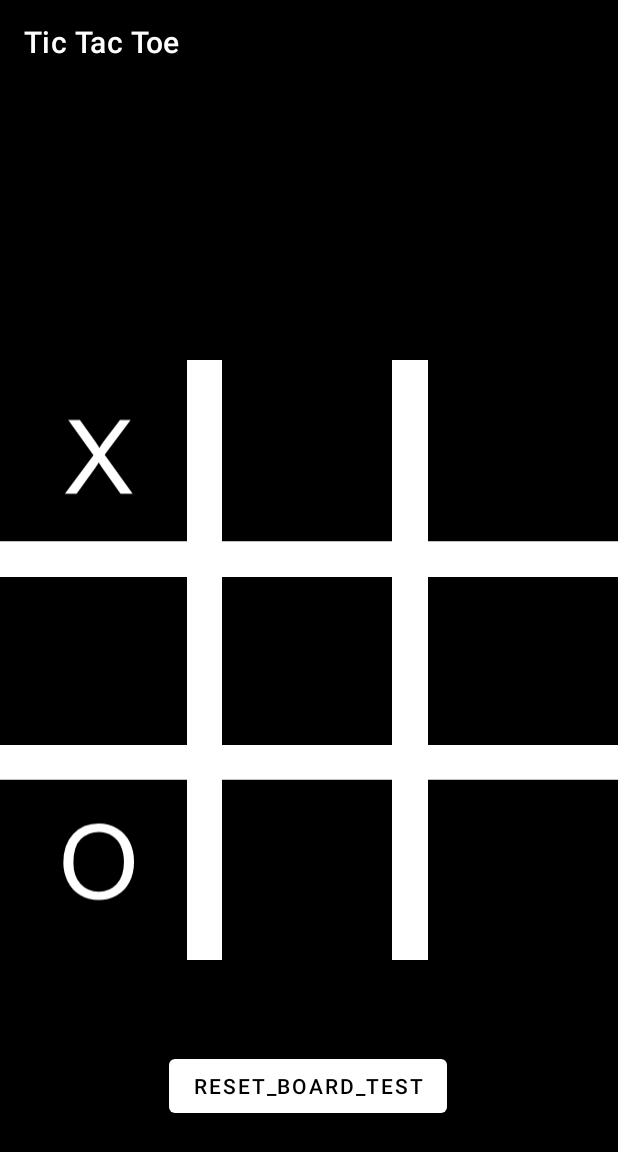
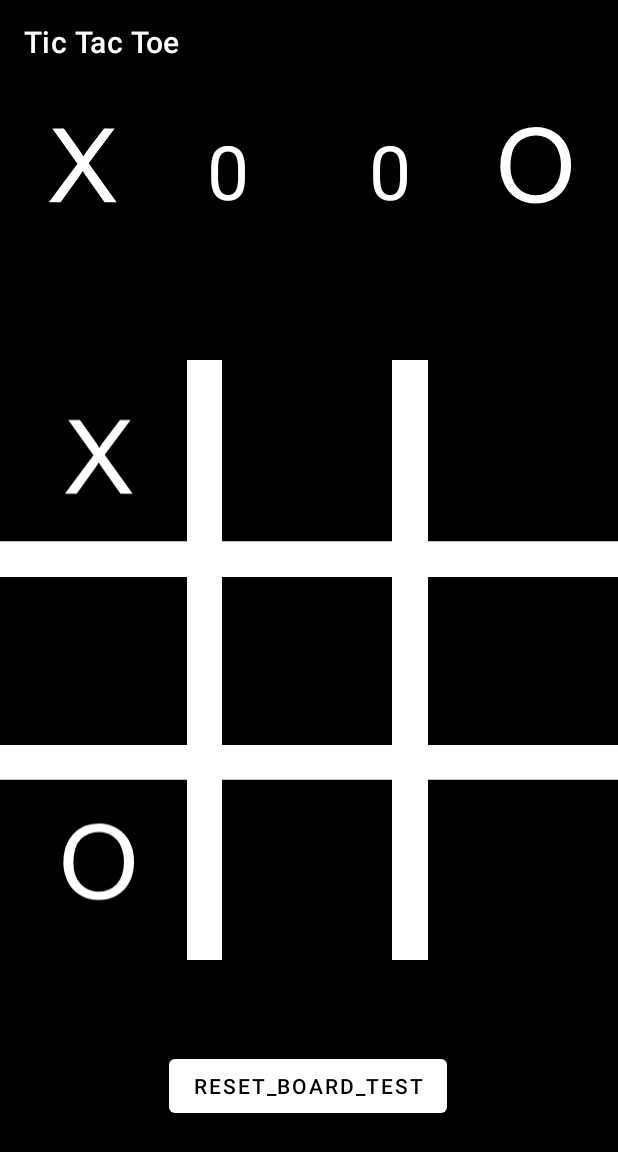
Before and after one commit to gabeamv/MiniGame, an Android app: the TicTacToeActivity2 screen opened directly, with no data from a screen before it, after a tap on "Top-left box.", on a phone screen of 412 x 824 dp. Shown: the top 1152 px of the screen. Run offline under Robolectric (Android 15) with nearby library versions, the phone set to English and light mode, and no system bars; 1 other tap on this screen came first.

Commit message:
Added functionality that counts the number of wins that X and O have accumulated.

```diff
--- a/app/src/main/java/com/example/minigame/TicTacToeActivity2.java
+++ b/app/src/main/java/com/example/minigame/TicTacToeActivity2.java
@@ -4,6 +4,7 @@ import android.os.Bundle;
 import android.view.View;
 import android.widget.Button;
 import android.widget.ImageButton;
+import android.widget.TextView;
 
 import androidx.appcompat.app.AppCompatActivity;
 
@@ -14,7 +15,7 @@ import android.os.Handler;
 
 public class TicTacToeActivity2 extends AppCompatActivity {
     // Constant indicating empty space on board.
-    static final int TIC_TAC_TOE_EMPTY_SPACE = 0;
+    static final int TIC_TAC_TOE_EMPTY_SPACE_NO_WINNER = 0;
     // Constants indicating player.
     static final int TIC_TAC_TOE_X = 1;
     static final int TIC_TAC_TOE_O = 2;
@@ -26,7 +27,9 @@ public class TicTacToeActivity2 extends AppCompatActivity {
     // Test button to reset the board.
     private Button resetBoardButtonTest;
 
-    // Stores the board of the tic-tac-toe game.
+    // Stores the board of the tic-tac-toe game. From left to right, top to bottom, the board boxes
+    // where the Xs and Os will go will be 0 indexed. For instance,  the top left position will be
+    // at index 0 and the bottom right position will be at index 8.
     private int[] board;
 
     // Stores the player type of the player and computer.
@@ -120,7 +123,12 @@ public class TicTacToeActivity2 extends AppCompatActivity {
 
                     // Check if there is a winner by invoking checkWinner. If there is a winner, checkWinner
                     // will not return 0.
-                    if (checkWinner() != 0) resetBoard();
+                    if (checkWinner() != 0) {
+                        // Update the winner's score. Check winner returns the int value of player type. 0 if no winner.
+                        updateWinnerScore(checkWinner());
+                        // Reset the board.
+                        resetBoard();
+                    }
                 }
             };
 
@@ -202,6 +210,8 @@ public class TicTacToeActivity2 extends AppCompatActivity {
 
                 // Check if there is a winner. If there is a winner, reset the board, and the onClick method terminates.
                 if (checkWinner() != 0) {
+                    // Update the winner's score. Check winner returns the int value of player type. 0 if no winner.
+                    updateWinnerScore(checkWinner());
                     resetBoard();
                     return;
                 }
@@ -218,7 +228,7 @@ public class TicTacToeActivity2 extends AppCompatActivity {
                 // ArrayList to hold the empty positions from the board.
                 ArrayList<Integer> emptyBoxIndexes = new ArrayList<Integer>();
                 // Iterate through the array board. If the space of the board is empty, add the index to the array list.
-                for (int i = 0; i < board.length; i++) if (board[i] == TIC_TAC_TOE_EMPTY_SPACE) emptyBoxIndexes.add(i);
+                for (int i = 0; i < board.length; i++) if (board[i] == TIC_TAC_TOE_EMPTY_SPACE_NO_WINNER) emptyBoxIndexes.add(i);
                 // Select a random index of the board that is empty. https://www.baeldung.com/java-generating-random-numbers-in-range
                 int randomIndexEmptyBox = (int) (Math.random() * emptyBoxIndexes.size());
                 int randomBoardIndex = emptyBoxIndexes.get(randomIndexEmptyBox);
@@ -278,7 +288,7 @@ public class TicTacToeActivity2 extends AppCompatActivity {
     // Method of TicTacToeGame to reset the board.
     private void resetBoard() {
         // Fill the array board with zeros to 'empty' it.
-        Arrays.fill(board, TIC_TAC_TOE_EMPTY_SPACE);
+        Arrays.fill(board, TIC_TAC_TOE_EMPTY_SPACE_NO_WINNER);
         // Change the background of the buttons to black.
         topLeft.setBackgroundResource(R.color.black);
         topMiddle.setBackgroundResource(R.color.black);
@@ -296,21 +306,21 @@ public class TicTacToeActivity2 extends AppCompatActivity {
     // Method to check if there is a winner.
     private int checkWinner() {
         // Win from the top horizontal.
-        if (board[0] == board[1] && board[1] == board[2] && board[0] != TIC_TAC_TOE_EMPTY_SPACE) return board[0];
+        if (board[0] == board[1] && board[1] == board[2] && board[0] != TIC_TAC_TOE_EMPTY_SPACE_NO_WINNER) return board[0];
         // Win from the middle horizontal.
-        if (board[3] == board[4] && board[4] == board[5] && board[3] != TIC_TAC_TOE_EMPTY_SPACE) return board[3];
+        if (board[3] == board[4] && board[4] == board[5] && board[3] != TIC_TAC_TOE_EMPTY_SPACE_NO_WINNER) return board[3];
         // Win from the bottom horizontal.
-        if (board[6] == board[7] && board[7] == board[8] && board[6] != TIC_TAC_TOE_EMPTY_SPACE) return board[6];
+        if (board[6] == board[7] && board[7] == board[8] && board[6] != TIC_TAC_TOE_EMPTY_SPACE_NO_WINNER) return board[6];
         // Win from the left vertical.
-        if (board[0] == board[3] && board[3] == board[6] && board[0] != TIC_TAC_TOE_EMPTY_SPACE) return board[0];
+        if (board[0] == board[3] && board[3] == board[6] && board[0] != TIC_TAC_TOE_EMPTY_SPACE_NO_WINNER) return board[0];
         // Win from the middle vertical.
-        if (board[1] == board[4] && board[4] == board[7] && board[1] != TIC_TAC_TOE_EMPTY_SPACE) return board[1];
+        if (board[1] == board[4] && board[4] == board[7] && board[1] != TIC_TAC_TOE_EMPTY_SPACE_NO_WINNER) return board[1];
         // Win from the right vertical.
-        if (board[2] == board[5] && board[5] == board[8] && board[2] != TIC_TAC_TOE_EMPTY_SPACE) return board[2];
+        if (board[2] == board[5] && board[5] == board[8] && board[2] != TIC_TAC_TOE_EMPTY_SPACE_NO_WINNER) return board[2];
         // Win from the top left to bottom right diagonal.
-        if (board[0] == board[4] && board[4] == board[8] && board[0] != TIC_TAC_TOE_EMPTY_SPACE) return board[0];
+        if (board[0] == board[4] && board[4] == board[8] && board[0] != TIC_TAC_TOE_EMPTY_SPACE_NO_WINNER) return board[0];
         // Win from the bottom left to top right diagonal.
-        if (board[6] == board[4] && board[4] == board[2] && board[6] != TIC_TAC_TOE_EMPTY_SPACE) return board[6];
+        if (board[6] == board[4] && board[4] == board[2] && board[6] != TIC_TAC_TOE_EMPTY_SPACE_NO_WINNER) return board[6];
 
         // Return that there is no winner (0).
         return 0;
@@ -358,19 +368,35 @@ public class TicTacToeActivity2 extends AppCompatActivity {
     // Method to only enable the buttons that were not pressed.
     private void enableUnusedBoardInput() {
         // If there is an empty space in the board array, we enable the button for that corresponding index.
-        if (board[0] == TIC_TAC_TOE_EMPTY_SPACE) topLeft.setEnabled(true);
-        if (board[1] == TIC_TAC_TOE_EMPTY_SPACE) topMiddle.setEnabled(true);
-        if (board[2] == TIC_TAC_TOE_EMPTY_SPACE) topRight.setEnabled(true);
-        if (board[3] == TIC_TAC_TOE_EMPTY_SPACE) middleLeft.setEnabled(true);
-        if (board[4] == TIC_TAC_TOE_EMPTY_SPACE) middle.setEnabled(true);
-        if (board[5] == TIC_TAC_TOE_EMPTY_SPACE) middleRight.setEnabled(true);
-        if (board[6] == TIC_TAC_TOE_EMPTY_SPACE) bottomLeft.setEnabled(true);
-        if (board[7] == TIC_TAC_TOE_EMPTY_SPACE) bottomMiddle.setEnabled(true);
-        if (board[8] == TIC_TAC_TOE_EMPTY_SPACE) bottomRight.setEnabled(true);
+        if (board[0] == TIC_TAC_TOE_EMPTY_SPACE_NO_WINNER) topLeft.setEnabled(true);
+        if (board[1] == TIC_TAC_TOE_EMPTY_SPACE_NO_WINNER) topMiddle.setEnabled(true);
+        if (board[2] == TIC_TAC_TOE_EMPTY_SPACE_NO_WINNER) topRight.setEnabled(true);
+        if (board[3] == TIC_TAC_TOE_EMPTY_SPACE_NO_WINNER) middleLeft.setEnabled(true);
+        if (board[4] == TIC_TAC_TOE_EMPTY_SPACE_NO_WINNER) middle.setEnabled(true);
+        if (board[5] == TIC_TAC_TOE_EMPTY_SPACE_NO_WINNER) middleRight.setEnabled(true);
+        if (board[6] == TIC_TAC_TOE_EMPTY_SPACE_NO_WINNER) bottomLeft.setEnabled(true);
+        if (board[7] == TIC_TAC_TOE_EMPTY_SPACE_NO_WINNER) bottomMiddle.setEnabled(true);
+        if (board[8] == TIC_TAC_TOE_EMPTY_SPACE_NO_WINNER) bottomRight.setEnabled(true);
     }
 
+    // Method to update the score of the game. Passes in the integer value of player type. See constants
+    // above such as TIC_TAC_TOE_X and TIC_TAC_TOE_O.
+    private void updateWinnerScore(int winner) {
+        // Variable to store the reference view that contains the score of the winner of the match.
+        TextView scoreView;
 
+        // If the winner is player o. Get the reference to the view of the o player.
+        if (winner == TIC_TAC_TOE_O) scoreView = (TextView) findViewById(R.id.tic_tac_toe_o_score);
 
+        // If the winner is player x. Get the reference to the view of the x player.
+        else scoreView = (TextView) findViewById(R.id.tic_tac_toe_x_score);
 
+        // Parse the text of view into an integer.
+        int currScore = Integer.parseInt(scoreView.getText().toString());
+        // Update the score by one since they won.
+        currScore += 1;
+        // Update the TextView.
+        scoreView.setText(String.valueOf(currScore));
+    }
 
 }
--- a/app/src/main/res/layout/layout_tic_tac_toe_board.xml
+++ b/app/src/main/res/layout/layout_tic_tac_toe_board.xml
@@ -173,4 +173,46 @@
         app:layout_constraintHorizontal_bias="0.498"
         app:layout_constraintStart_toStartOf="parent" />
 
+    <ImageView
+        android:id="@+id/tic_tac_toe_o_label"
+        android:layout_width="110dp"
+        android:layout_height="110dp"
+        app:layout_constraintEnd_toEndOf="parent"
+        app:layout_constraintTop_toTopOf="parent"
+        app:srcCompat="@drawable/tic_tac_toe_o" />
+
+    <ImageView
+        android:id="@+id/tic_tac_toe_x_label"
+        android:layout_width="110dp"
+        android:layout_height="110dp"
+        app:layout_constraintStart_toStartOf="parent"
+        app:layout_constraintTop_toTopOf="parent"
+        app:srcCompat="@drawable/tic_tac_toe_x" />
+
+    <TextView
+        android:id="@+id/tic_tac_toe_x_score"
+        android:layout_width="wrap_content"
+        android:layout_height="wrap_content"
+        android:layout_marginStart="28dp"
+        android:layout_marginTop="24dp"
+        android:gravity="center"
+        android:text="@string/string_0"
+        android:textColor="@color/white"
+        android:textSize="50sp"
+        app:layout_constraintStart_toEndOf="@+id/tic_tac_toe_x_label"
+        app:layout_constraintTop_toTopOf="parent" />
+
+    <TextView
+        android:id="@+id/tic_tac_toe_o_score"
+        android:layout_width="wrap_content"
+        android:layout_height="wrap_content"
+        android:layout_marginTop="24dp"
+        android:layout_marginEnd="28dp"
+        android:gravity="center"
+        android:text="@string/string_0"
+        android:textColor="@color/white"
+        android:textSize="50sp"
+        app:layout_constraintEnd_toStartOf="@+id/tic_tac_toe_o_label"
+        app:layout_constraintTop_toTopOf="parent" />
+
 </androidx.constraintlayout.widget.ConstraintLayout>
--- a/app/src/main/res/values/strings.xml
+++ b/app/src/main/res/values/strings.xml
@@ -16,4 +16,5 @@
     <string name="tic_tac_toe_bottom_middle">Bottom box.</string>
     <string name="tic_tac_toe_bottom_right">Bottom-right box.</string>
     <string name="reset_board_test">reset_board_test</string>
+    <string name="string_0">0</string>
 </resources>
```
